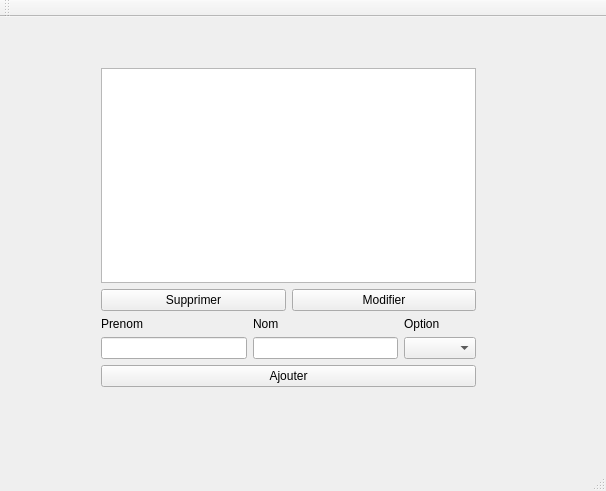
Above: mainwindow.ui from sbourbousse/GestionEleve_Sqlite3 before the change. Below: the same form after it.
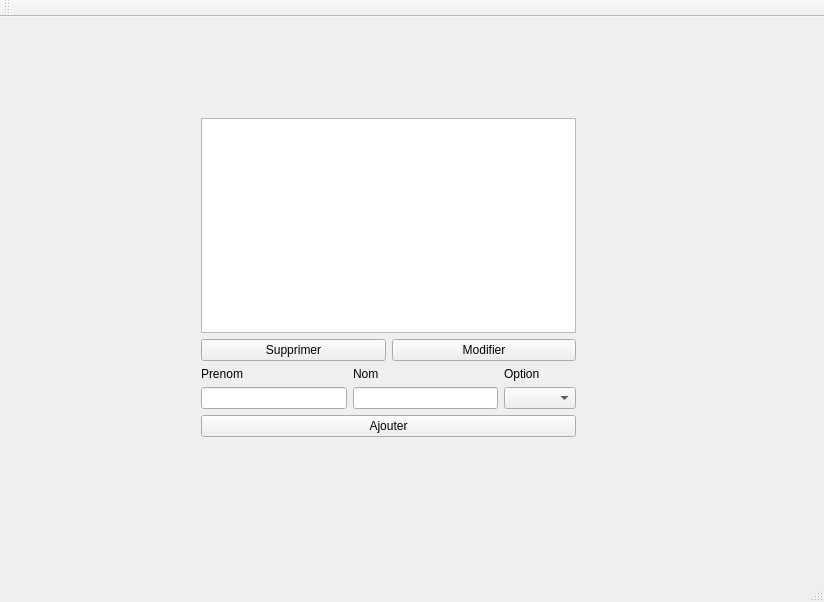
That is the form after the change.

What changed in the file:
```diff
--- a/mainwindow.ui
+++ b/mainwindow.ui
@@ -6,8 +6,8 @@
    <rect>
     <x>0</x>
     <y>0</y>
-    <width>606</width>
-    <height>491</height>
+    <width>824</width>
+    <height>602</height>
    </rect>
   </property>
   <property name="windowTitle">
@@ -17,8 +17,8 @@
    <widget class="QWidget" name="layoutWidget">
     <property name="geometry">
      <rect>
-      <x>90</x>
-      <y>40</y>
+      <x>190</x>
+      <y>90</y>
       <width>397</width>
       <height>361</height>
      </rect>
```
Left out of the diff: 4 changed lines with no effect on the pictures.
